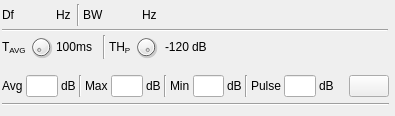
First picture: the form in plugins/channelrx/channelpower/channelpowergui.ui, repository f4exb/sdrangel, before the edit.
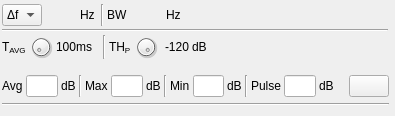
Second picture: the form after the edit. Icons and pictures are not drawn. Custom widgets are drawn as their Qt base class.

Commit message: Channel Power: Add absolute frequency setting.

The edit to the form file:
```diff
--- a/plugins/channelrx/channelpower/channelpowergui.ui
+++ b/plugins/channelrx/channelpower/channelpowergui.ui
@@ -74,16 +74,32 @@
        <number>2</number>
       </property>
       <item>
-       <widget class="QLabel" name="deltaFrequencyLabel">
+       <widget class="QComboBox" name="frequencyMode">
         <property name="minimumSize">
          <size>
-          <width>16</width>
+          <width>40</width>
           <height>0</height>
          </size>
         </property>
-        <property name="text">
-         <string>Df</string>
+        <property name="maximumSize">
+         <size>
+          <width>40</width>
+          <height>16777215</height>
+         </size>
         </property>
+        <property name="toolTip">
+         <string>Select frequency entry mode.</string>
+        </property>
+        <item>
+         <property name="text">
+          <string>Δf</string>
+         </property>
+        </item>
+        <item>
+         <property name="text">
+          <string>f</string>
+         </property>
+        </item>
        </widget>
       </item>
       <item>
```
The commit also changes 4 other files.
